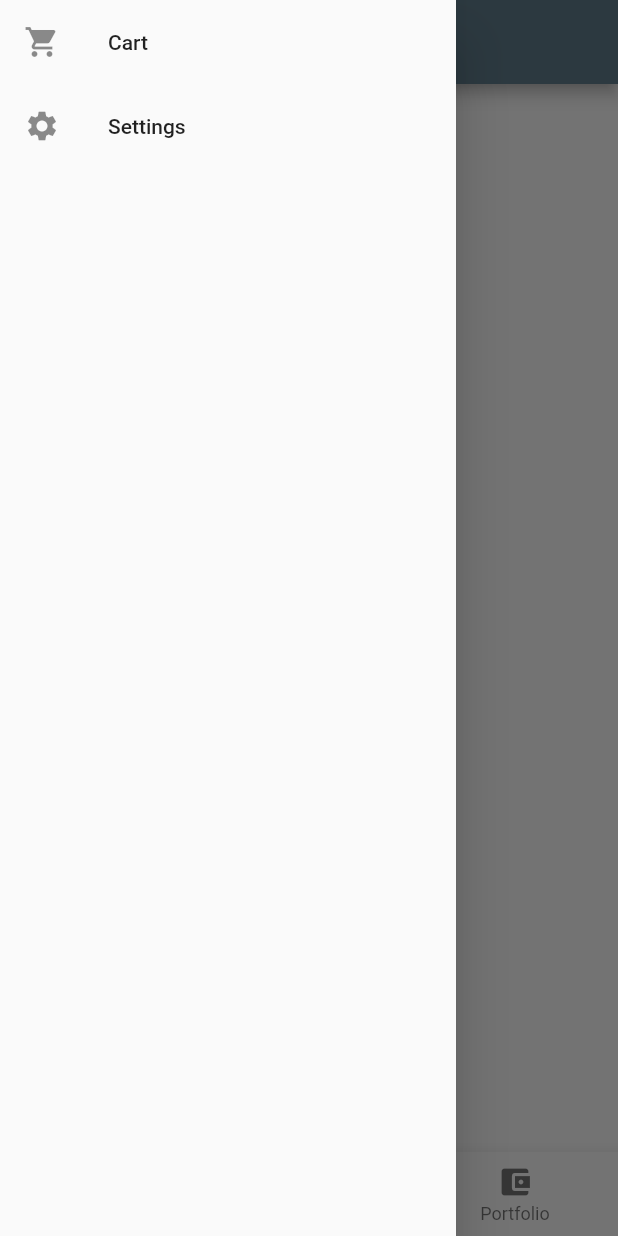
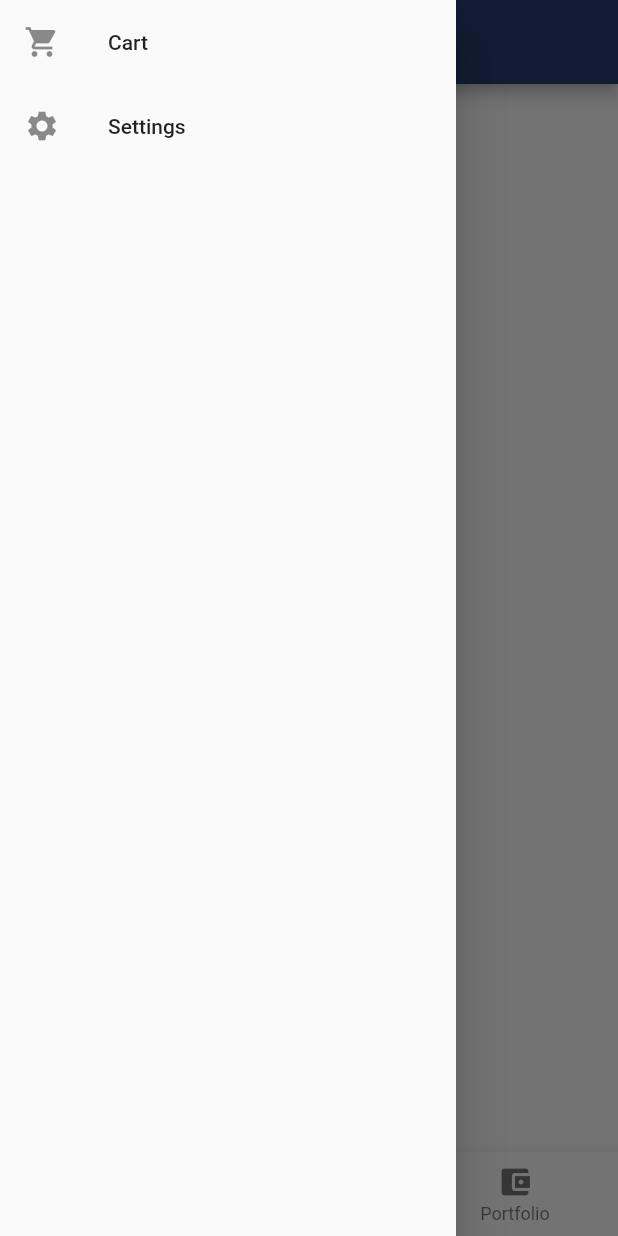
Before and after one commit to Coinbinator/coinbinator-app, a Flutter app: the screen it shows after launch, item 3 of the bottom bar chosen, with the side drawer open, on a phone screen of 412 x 824 dp. Run offline on Flutter 3.47's test engine with Material 2 defaults, Android fonts, the phone set to English and light mode, and no system bars; our stand-ins replace dio, flutter_dotenv, sembast, sqflite; missing offline and left inert: analyzer, build, code_builder, dart_style, flutter_background_service, fuzzy and 2 more; accounts and stored records are empty; generated files the repository leaves out were written again; network calls fail; statements that could not run were skipped.

```diff
--- a/lib/main.dart
+++ b/lib/main.dart
@@ -7,6 +7,7 @@ import 'package:le_crypto_alerts/pages/watching/watching_page.dart';
 import 'package:le_crypto_alerts/repositories/app/app_repository.dart';
 import 'package:le_crypto_alerts/support/background_service_support.dart';
 import 'package:le_crypto_alerts/support/backgrund_service_manager.dart';
+import 'package:le_crypto_alerts/support/colors.dart';
 import 'package:provider/provider.dart';
 
 // void printHello() {
@@ -76,9 +77,9 @@ class LeApp extends StatelessWidget {
         builder: (context, child) => MaterialApp(
               title: 'Le Crypto Alerts',
               theme: ThemeData(
-                primarySwatch: Colors.blueGrey,
+                primarySwatch: LeColors.primary,
+                accentColor: LeColors.accent,
                 visualDensity: VisualDensity.adaptivePlatformDensity,
-                accentColor: Colors.amberAccent,
               ),
               home: WillPopScope(
                   onWillPop: () async {
--- a/lib/repositories/binance/binance_repository.dart
+++ b/lib/repositories/binance/binance_repository.dart
@@ -224,6 +224,7 @@ class BinanceRepository {
       ..sort((a, b) => a.usdRate < b.usdRate ? 1 : -1);
 
     return PortfolioWalletResume()
+    ..account = account
       ..name = account.name
       ..coins = coins;
   }
--- a/lib/repositories/mercado_bitcoin/mercado_bitcoin_repository.dart
+++ b/lib/repositories/mercado_bitcoin/mercado_bitcoin_repository.dart
@@ -59,6 +59,7 @@ class MercadoBitcoinRepository {
     final accountInfo = await getAccountInfo(account: account);
 
     return PortfolioWalletResume()
+      ..account = account
       ..name = account.name
       ..coins = [
         for (var e in accountInfo.responseData.balance.entries)
--- /dev/null
+++ b/lib/support/colors.dart
@@ -0,0 +1,55 @@
+import 'package:flutter/material.dart';
+
+///
+/// https://coolors.co/000000-14213d-fca311-e5e5e5-ffffff
+/// https://coolors.co/gradient-palette/fca311-fca311?number=6
+///
+abstract class LeColors {
+  static const _primaryColorInt = 0xff14213D;
+
+  static const MaterialColor primary = MaterialColor(0xff243B6D, <int, Color>{
+    50: Color(0xff4365AF),
+    100: Color(0xff3D5DA2),
+    200: Color(0xff375495),
+    300: Color(0xff314C88),
+    400: Color(0xff2B447B),
+    500: Color(0xff243B6D),
+    600: Color(0xff1E3360),
+    700: Color(0xff182B53),
+    800: Color(0xff122246),
+    900: Color(0xff0C1A39),
+  });
+
+  static const MaterialColor white = MaterialColor(0xffD5D5D5, <int, Color>{
+    50: Color(0xffEFEFEF),
+    200: Color(0xffE6E6E6),
+    400: Color(0xffDDDDDD),
+    500: Color(0xffD5D5D5),
+    700: Color(0xffCCCCCC),
+    900: Color(0xffC3C3C3),
+  });
+
+  static const MaterialColor grey = MaterialColor(0xff8B8B92, <int, Color>{
+    50: Color(0xffCBCBD7),
+    200: Color(0xffB6B6C0),
+    400: Color(0xffA0A0A9),
+    500: Color(0xff8B8B92),
+    700: Color(0xff75757B),
+    900: Color(0xff606064),
+  });
+
+  static const MaterialAccentColor accent = MaterialAccentColor(0XFFF1942B, <int, Color>{
+    100: Color(0xFFF0AA3A),
+    200: Color(0xFFF1942B),
+    400: Color(0xFFF17F1C),
+    700: Color(0xFFF2690D),
+  });
+
+  static const TextStyle t09m = TextStyle(fontSize: 9, color: Color(0xffA0A0A9));
+
+  static const TextStyle t18 = TextStyle(fontSize: 18);
+  static const TextStyle t18m = TextStyle(fontSize: 18, color: Color(0xffA0A0A9));
+  static const TextStyle t18b = TextStyle(fontSize: 18, fontWeight: FontWeight.bold);
+
+  static const TextStyle t22b = TextStyle(fontSize: 22, fontWeight: FontWeight.bold);
+}
--- a/lib/support/utils.dart
+++ b/lib/support/utils.dart
@@ -1,5 +1,6 @@
 import 'package:intl/intl.dart';
 import 'package:json_annotation/json_annotation.dart';
+import 'package:le_crypto_alerts/support/accounts/accounts.dart';
 import 'package:le_crypto_alerts/support/coins.dart';
 
 part "utils.g.dart";
@@ -111,7 +112,10 @@ class BinanceApiAuthInfo {
 }
 
 class PortfolioWalletResume {
+  Account account;
+
   String name;
+
   List<PortfolioWalletCoin> coins;
 
   double get totalUsd => coins.map((e) => e.usdRate).fold(0, (x, y) => x + y);
@@ -125,7 +129,7 @@ class PortfolioWalletCoin {
 }
 
 abstract class E {
-  static String currency(value, {String locale, String name, String symbol, int decimalDigits: 2}) {
+  static String currency(value, {String locale, String name = '\$', String symbol, int decimalDigits: 2}) {
     final formatter = new NumberFormat.currency(locale: locale, name: name, symbol: symbol, decimalDigits: decimalDigits);
 
     return formatter.format(value);
```
Also changed, not shown: lib/models/portfolio_model.dart (+14 -0 lines), lib/pages/portfolio/_portfolio_card.dart (+47 -33 lines).
